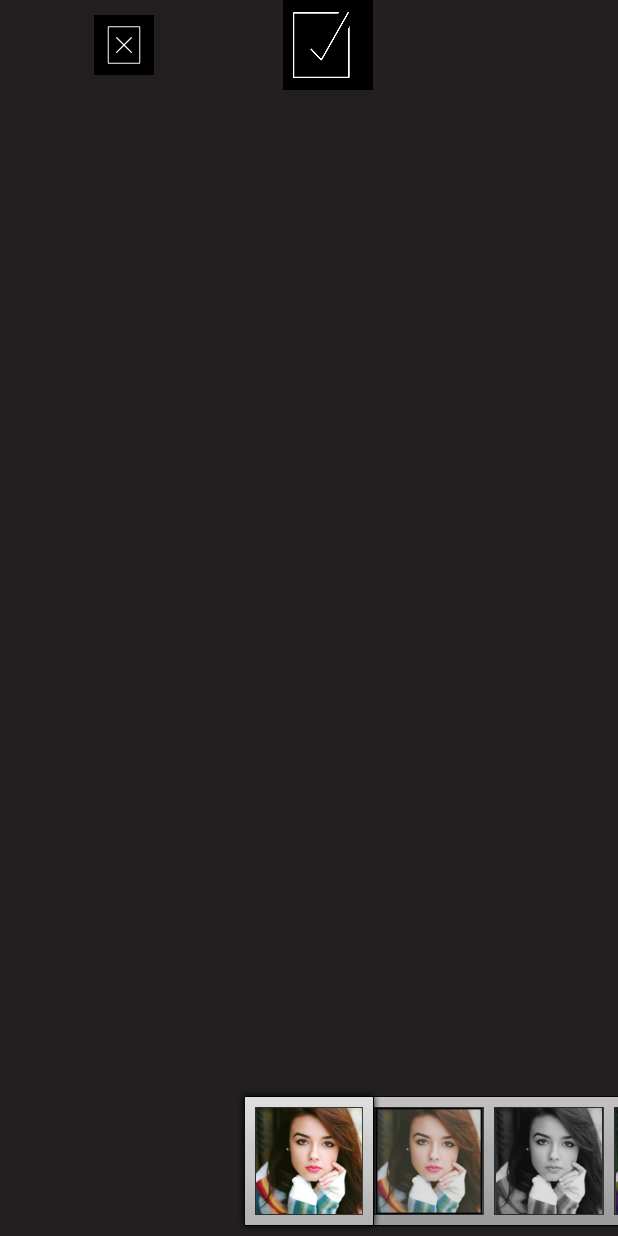
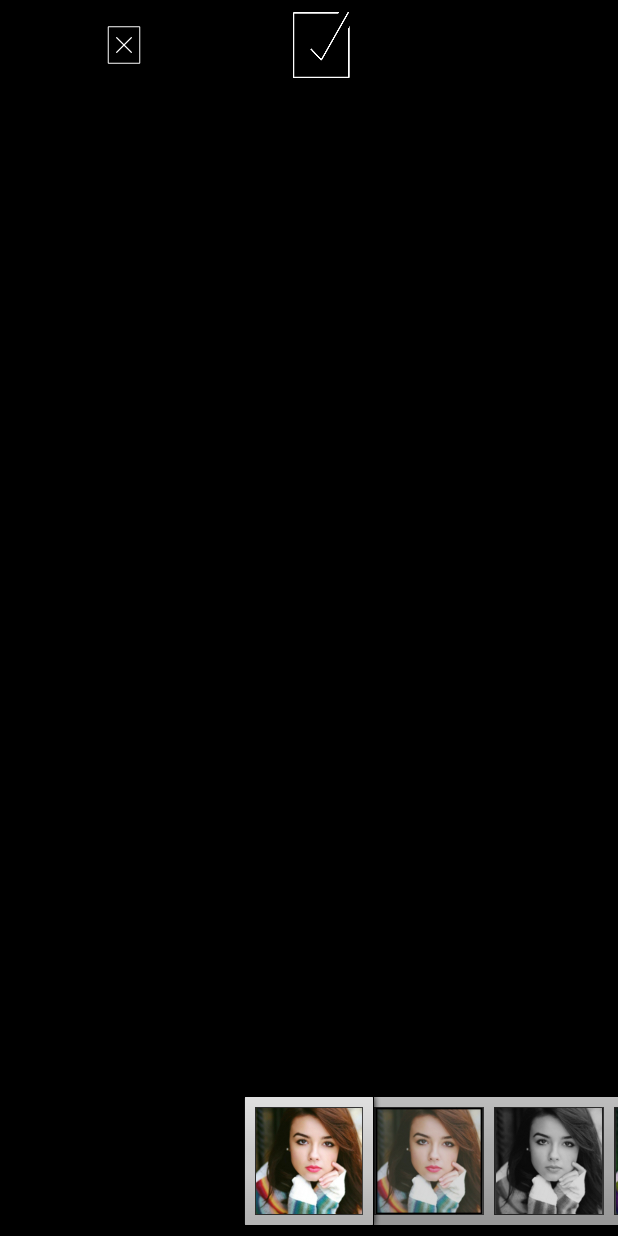
Before and after one commit to MaTriXy/mymaori, an Android app: the FilterActivity screen opened directly, with no data from a screen before it, on a phone screen of 412 x 824 dp. Run offline under Robolectric (Android 15) with nearby library versions, the phone set to English and light mode, and no system bars.

Commit message:
Updating colors

```diff
--- a/demo/src/main/res/layout/activity_grid_view1.xml
+++ b/demo/src/main/res/layout/activity_grid_view1.xml
@@ -8,7 +8,7 @@
       android:layout_width="match_parent"
       android:layout_height="wrap_content"
       android:layout_alignParentTop="true"
-      android:background="#231F20"
+    android:background="@color/backgound_app"
       >
 
     <SeekBar
@@ -101,8 +101,7 @@
         android:id="@+id/top_options"
         android:layout_width="fill_parent"
         android:layout_height="wrap_content"
-        android:background="#231F20"
-        android:orientation="horizontal"
+    android:background="@color/backgound_app"         android:orientation="horizontal"
         >
 
       <ImageButton
--- a/demo/src/main/res/layout/bottom_bar.xml
+++ b/demo/src/main/res/layout/bottom_bar.xml
@@ -3,7 +3,7 @@
     android:id="@+id/bottom_bar"
     android:layout_width="fill_parent"
     android:layout_height="wrap_content"
-    android:background="#231F20"
+    android:background="@color/backgound_app"
     android:gravity="center"
     android:orientation="horizontal"
     >
@@ -13,7 +13,7 @@
       android:layout_width="100dp"
       android:layout_height="wrap_content"
       android:layout_marginRight="10dp"
-      android:background="#231F20"
+    android:background="@color/backgound_app"
       android:contentDescription="@string/cancel"
       android:src="@drawable/cancel_button_big"
       />
@@ -22,7 +22,7 @@
       android:id="@+id/progressBar"
       android:layout_width="wrap_content"
       android:layout_height="wrap_content"
-      android:background="#231F20"
+    android:background="@color/backgound_app"
       android:visibility="invisible"
       style="?android:attr/progressBarStyleSmall"
       />
@@ -32,7 +32,7 @@
       android:layout_width="100dp"
       android:layout_height="wrap_content"
       android:layout_marginLeft="10dp"
-      android:background="#231F20"
+    android:background="@color/backgound_app"
       android:contentDescription="@string/ok"
       android:src="@drawable/ok_button_big"
       />
@@ -42,7 +42,7 @@
       android:layout_width="100dp"
       android:layout_height="wrap_content"
       android:layout_marginLeft="10dp"
-      android:background="#231F20"
+    android:background="@color/backgound_app"
       android:contentDescription="@string/ok"
       android:src="@drawable/ok_button_big"
       android:visibility="invisible"
--- a/demo/src/main/res/layout/crop_editor.xml
+++ b/demo/src/main/res/layout/crop_editor.xml
@@ -3,6 +3,8 @@
     android:layout_width="fill_parent"
     android:layout_height="fill_parent"
     android:orientation="vertical"
+    android:background="@color/backgound_app"
+
     >
 
   <include
--- a/demo/src/main/res/layout/filter_activity.xml
+++ b/demo/src/main/res/layout/filter_activity.xml
@@ -4,7 +4,7 @@
     android:layout_width="fill_parent"
     android:layout_height="fill_parent"
     android:orientation="vertical"
-    android:background="#231F20"
+    android:background="@color/backgound_app"
     >
 
 
--- a/demo/src/main/res/layout/rotate_editor.xml
+++ b/demo/src/main/res/layout/rotate_editor.xml
@@ -2,7 +2,7 @@
 <RelativeLayout xmlns:android="http://schemas.android.com/apk/res/android"
     android:layout_width="fill_parent"
     android:layout_height="fill_parent"
-    android:background="#231F20"
+    android:background="@color/backgound_app"
     android:orientation="vertical"
     >
 
@@ -29,7 +29,7 @@
       android:layout_height="wrap_content"
       android:layout_alignParentBottom="true"
       android:layout_centerHorizontal="true"
-      android:background="#231F20"
+      android:background="@color/backgound_app"
       android:orientation="vertical"
       >
 
--- a/demo/src/main/res/layout/text_activity.xml
+++ b/demo/src/main/res/layout/text_activity.xml
@@ -3,8 +3,7 @@
     android:id="@+id/top"
     android:layout_width="fill_parent"
     android:layout_height="fill_parent"
-    android:background="#231F20"
-
+    android:background="@color/backgound_app"
     android:orientation="vertical"
     >
 
@@ -74,7 +73,7 @@
         android:layout_alignParentLeft="true"
         android:layout_alignParentStart="true"
         android:layout_below="@id/et_view"
-        android:background="#231F20"
+        android:background="@color/backgound_app"
         android:padding="5dp"
         >
 
```
Also changed, not shown: demo/src/main/res/layout/editor.xml (+9 -9 lines), demo/src/main/res/layout/save_share_image.xml (+8 -7 lines).
